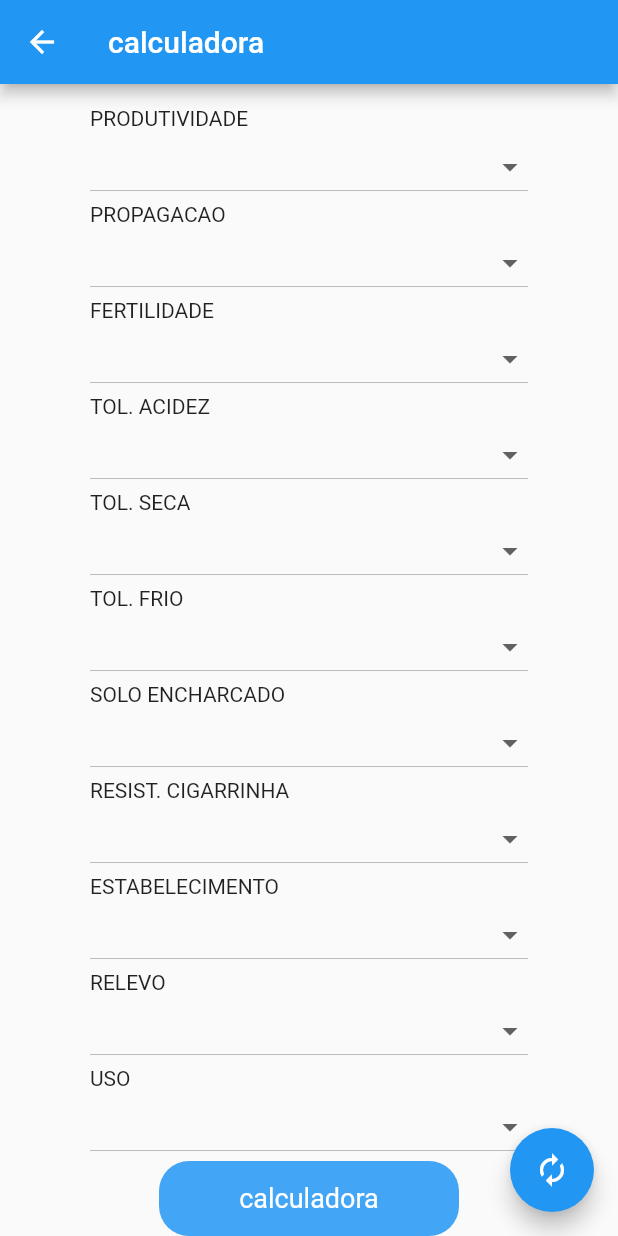
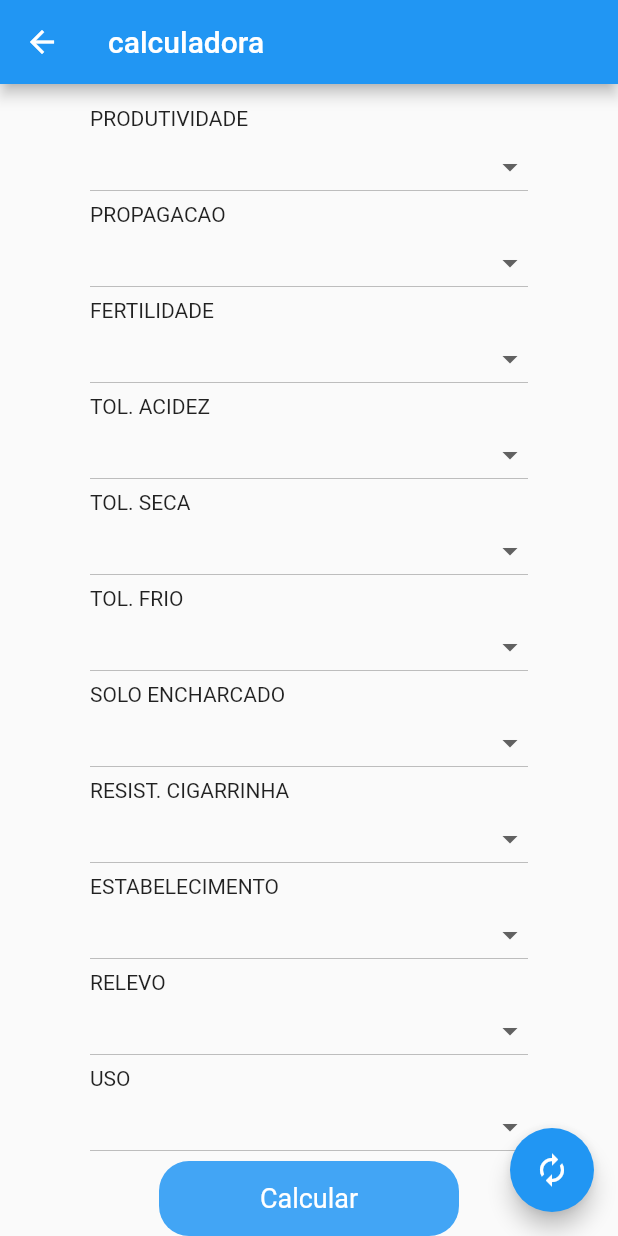
Before and after one commit to LeonardoPereiraa/projetoLeoforrageiras, a Flutter app: the Calcular screen opened directly, on a phone screen of 412 x 824 dp. Run offline on Flutter 3.47's test engine with Material 2 defaults, Android fonts, the phone set to English and light mode, and no system bars; our stand-ins replace material_design_icons_flutter.

Commit message:
consertando o nome

```diff
--- a/forrageiras/lib/Calcular.dart
+++ b/forrageiras/lib/Calcular.dart
@@ -64,7 +64,7 @@ class _CalcularState extends State<Calcular> {
                   width: 200,
                   height: 50,
                   child:Center(
-                    child:Text("calculadora",
+                    child:Text("Calcular",
                       style: TextStyle(
                       color: Colors.white,
                       fontSize: 18,
```
Also changed, not shown: 1 other file.
